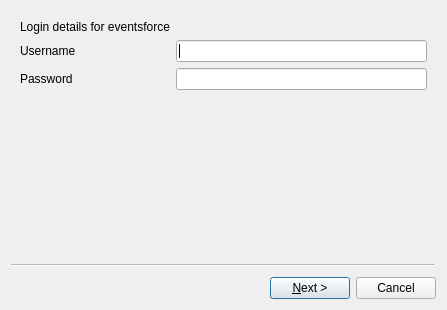
This is ui/fetch_wizard.ui in asuffield/ef-editor as Qt 5 draws it before an edit. The edited form follows.
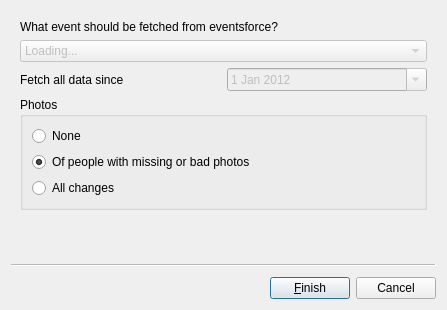
This is the edited form.

Diff of the .ui file:
```diff
--- a/ui/fetch_wizard.ui
+++ b/ui/fetch_wizard.ui
@@ -28,44 +28,6 @@
   <property name="options">
    <set>QWizard::NoBackButtonOnStartPage</set>
   </property>
-  <widget class="QWizardPage" name="wizardPage">
-   <attribute name="pageId">
-    <string notr="true">1</string>
-   </attribute>
-   <layout class="QFormLayout" name="formLayout">
-    <item row="2" column="0">
-     <widget class="QLabel" name="label_3">
-      <property name="text">
-       <string>Username</string>
-      </property>
-     </widget>
-    </item>
-    <item row="2" column="1">
-     <widget class="QLineEdit" name="ef_username"/>
-    </item>
-    <item row="3" column="0">
-     <widget class="QLabel" name="label_4">
-      <property name="text">
-       <string>Password</string>
-      </property>
-     </widget>
-    </item>
-    <item row="3" column="1">
-     <widget class="QLineEdit" name="ef_password">
-      <property name="echoMode">
-       <enum>QLineEdit::Password</enum>
-      </property>
-     </widget>
-    </item>
-    <item row="1" column="0">
-     <widget class="QLabel" name="label_2">
-      <property name="text">
-       <string>Login details for eventsforce</string>
-      </property>
-     </widget>
-    </item>
-   </layout>
-  </widget>
   <widget class="QWizardPage" name="wizardPage1">
    <attribute name="pageId">
     <string notr="true">2</string>
```
